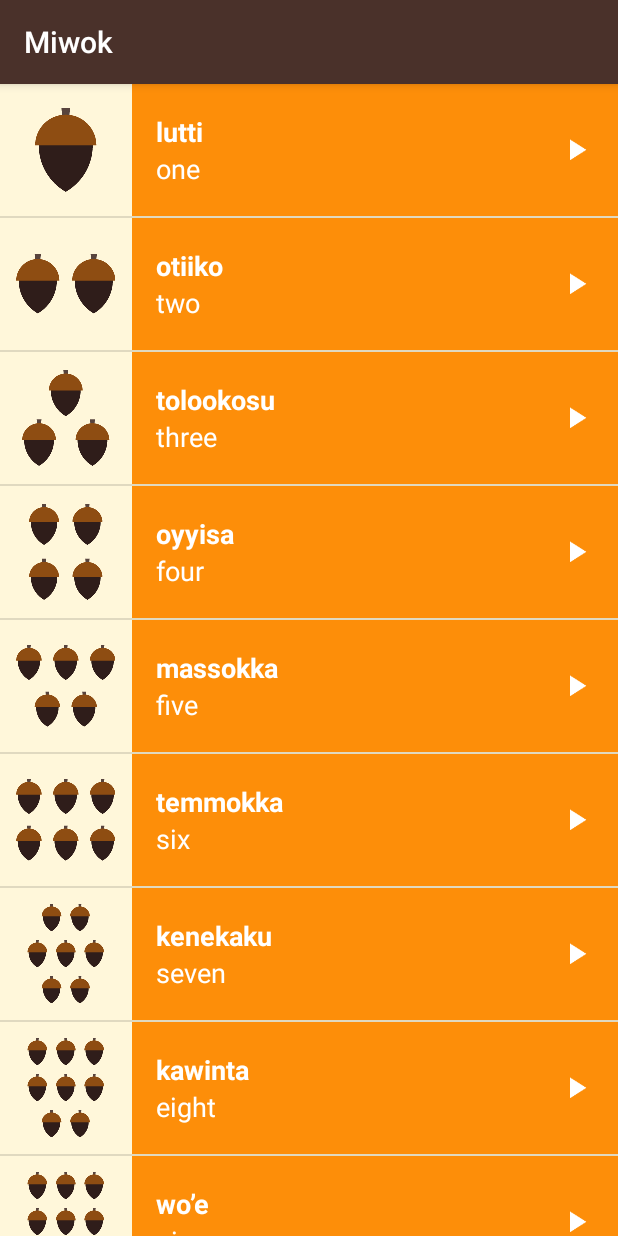
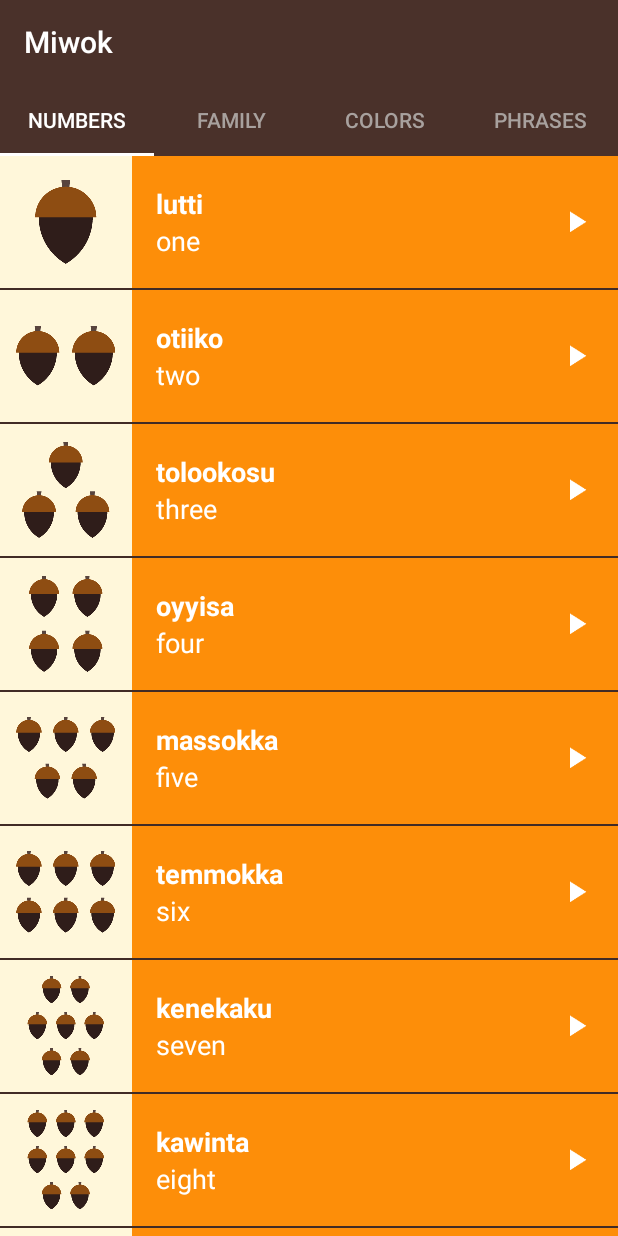
Before and after one commit to rodrigoaalmeida/Miwok, an Android app: the screen it shows after launch (MainActivity), on a phone screen of 412 x 824 dp. Run offline under Robolectric (Android 15) with nearby library versions, the phone set to English and light mode, and no system bars.

Commit message:
Novo visual

```diff
--- a/app/build.gradle
+++ b/app/build.gradle
@@ -25,6 +25,7 @@ dependencies {
     implementation 'com.android.support:appcompat-v7:28.0.0'
     implementation 'com.android.support.constraint:constraint-layout:1.1.3'
     implementation 'com.android.support:support-v4:28.0.0'
+    implementation 'com.android.support:design:28.0.0'
     testImplementation 'junit:junit:4.12'
     androidTestImplementation 'com.android.support.test:runner:1.0.2'
     androidTestImplementation 'com.android.support.test.espresso:espresso-core:3.0.2'
--- a/app/src/main/java/com/example/android/miwok/MainActivity.java
+++ b/app/src/main/java/com/example/android/miwok/MainActivity.java
@@ -17,6 +17,7 @@ package com.example.android.miwok;
 
 
 import android.os.Bundle;
+import android.support.design.widget.TabLayout;
 import android.support.v4.view.ViewPager;
 import android.support.v7.app.AppCompatActivity;
 
@@ -31,9 +32,13 @@ public class MainActivity extends AppCompatActivity {
 
         ViewPager viewPager = findViewById(R.id.view_pager);
 
-        SimpleFragmentPagerAdapter adapter = new SimpleFragmentPagerAdapter(getSupportFragmentManager());
+        SimpleFragmentPagerAdapter adapter = new SimpleFragmentPagerAdapter(this, getSupportFragmentManager());
 
         viewPager.setAdapter(adapter);
 
+        TabLayout tabLayout = findViewById(R.id.tabs);
+
+        tabLayout.setupWithViewPager(viewPager);
+
     }
 }
--- a/app/src/main/java/com/example/android/miwok/SimpleFragmentPagerAdapter.java
+++ b/app/src/main/java/com/example/android/miwok/SimpleFragmentPagerAdapter.java
@@ -1,13 +1,18 @@
 package com.example.android.miwok;
 
+
+import android.content.Context;
 import android.support.v4.app.Fragment;
 import android.support.v4.app.FragmentManager;
 import android.support.v4.app.FragmentPagerAdapter;
 
 public class SimpleFragmentPagerAdapter extends FragmentPagerAdapter {
 
-    public SimpleFragmentPagerAdapter(FragmentManager fm) {
+    private Context mContext;
+
+    public SimpleFragmentPagerAdapter(Context context, FragmentManager fm) {
         super(fm);
+        mContext = context;
     }
 
     @Override
@@ -27,4 +32,18 @@ public class SimpleFragmentPagerAdapter extends FragmentPagerAdapter {
     public int getCount() {
         return 4;
     }
+
+
+    @Override
+    public CharSequence getPageTitle(int position) {
+        if (position ==0){
+            return mContext.getString(R.string.category_numbers);
+        } else if (position == 1){
+            return mContext.getString(R.string.category_family);
+        } else if (position == 2){
+            return mContext.getString(R.string.category_colors);
+        } else {
+            return mContext.getString(R.string.category_phrases);
+        }
+    }
 }
--- a/app/src/main/res/layout/activity_main.xml
+++ b/app/src/main/res/layout/activity_main.xml
@@ -18,9 +18,15 @@
     xmlns:tools="http://schemas.android.com/tools"
     android:layout_width="match_parent"
     android:layout_height="match_parent"
-    android:background="@color/tan_background"
+    android:background="@color/primary_color"
     android:orientation="vertical"
     tools:context="com.example.android.miwok.MainActivity">
+
+    <android.support.design.widget.TabLayout
+        android:id="@+id/tabs"
+        style="@style/CategoryTab"
+        android:layout_width="match_parent"
+        android:layout_height="wrap_content"/>
 
     <android.support.v4.view.ViewPager
         android:id="@+id/view_pager"
--- a/app/src/main/res/values/strings.xml
+++ b/app/src/main/res/values/strings.xml
@@ -26,7 +26,7 @@
     <string name="category_numbers">Numbers</string>
 
     <!-- Category name for the vocabulary words for family members [CHAR LIMIT=20] -->
-    <string name="category_family">Family Members</string>
+    <string name="category_family">Family</string>
 
     <!-- TODO: Remove or change this placeholder text -->
     <string name="hello_blank_fragment">Hello blank fragment</string>
--- a/app/src/main/res/values/styles.xml
+++ b/app/src/main/res/values/styles.xml
@@ -18,18 +18,22 @@
     <style name="AppTheme" parent="Theme.AppCompat.Light.DarkActionBar">
         <item name="colorPrimary">@color/primary_color</item>
         <item name="colorPrimaryDark">@color/primary_dark_color</item>
+        <item name="actionBarStyle">@style/MiwokAppBarStyle</item>
+        <item name="android:windowContentOverlay">@null</item>
     </style>
 
-    <!-- Style for a category of vocabulary words -->
-    <style name="CategoryStyle">
-        <item name="android:layout_width">match_parent</item>
-        <item name="android:layout_height">@dimen/list_item_height</item>
-        <item name="android:gravity">center_vertical</item>
-        <item name="android:padding">16dp</item>
-        <item name="android:textColor">@android:color/white</item>
-        <item name="android:textStyle">bold</item>
-        <item name="android:textSize">18sp</item>
-        <item name="android:textAppearance">?android:textAppearanceMedium</item>
-        <item name="android:background">?android:attr/selectableItemBackground</item>
+    <!--Estilo da barra do aplicativo-->
+    <style name="MiwokAppBarStyle" parent="Widget.AppCompat.Light.ActionBar.Solid.Inverse">
+        <item name="elevation">0dp</item>
+    </style>
+
+    <style name="CategoryTab" parent="Widget.Design.TabLayout">
+        <item name="tabIndicatorColor">@android:color/white</item>
+        <item name="tabSelectedTextColor">@android:color/white</item>
+        <item name="tabTextAppearance">@style/CategoryTabTextAppearance</item>
+    </style>
+
+    <style name="CategoryTabTextAppearance" parent="TextAppearance.Design.Tab">
+        <item name="android:textColor">#A8A19E</item>
     </style>
 </resources>
```
Also changed, not shown: app/src/main/AndroidManifest.xml (+0 -24 lines), app/src/main/java/com/example/android/miwok/ColorsActivity.java (deleted, +0 -19 lines), app/src/main/java/com/example/android/miwok/FamilyActivity.java (deleted, +0 -19 lines), app/src/main/java/com/example/android/miwok/NumbersActivity.java (deleted, +0 -23 lines), app/src/main/java/com/example/android/miwok/PhrasesActivity.java (deleted, +0 -28 lines), app/src/main/res/layout/activity_category.xml (deleted, +0 -9 lines).
